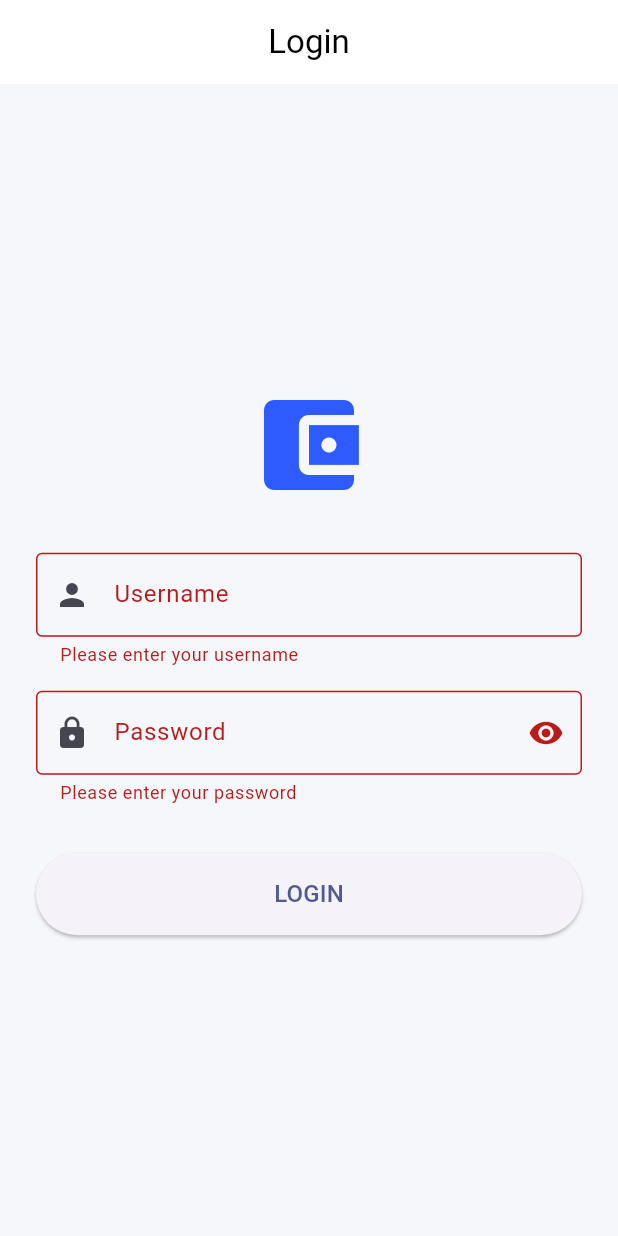
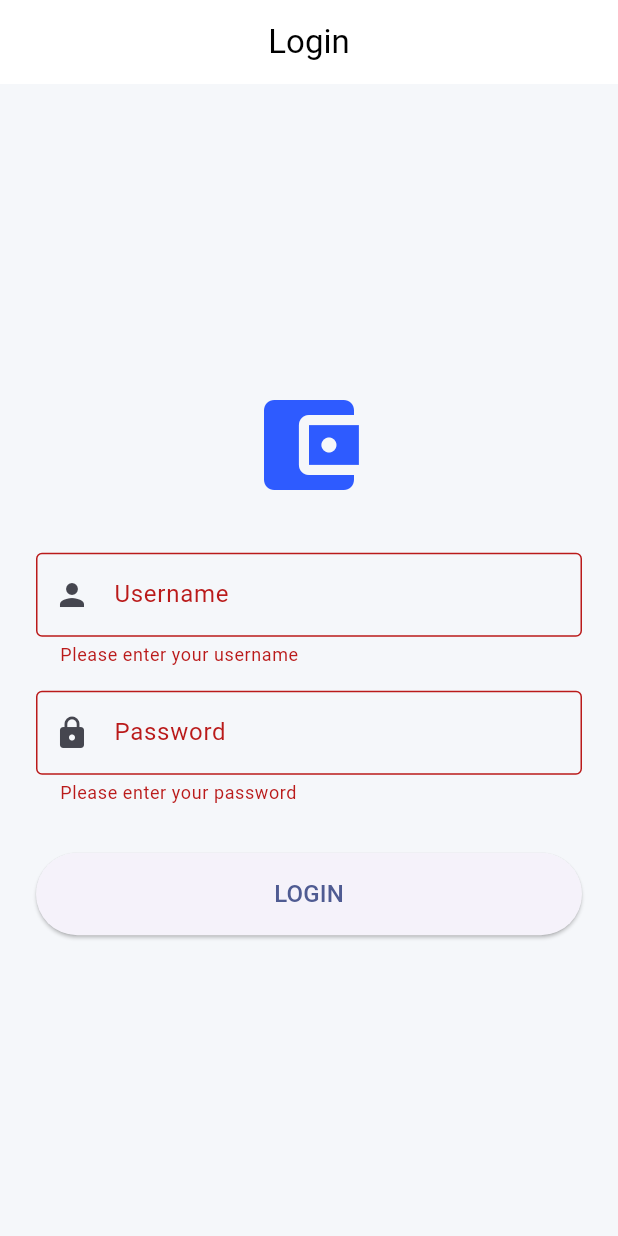
Before and after one commit to ajitrloni27/Rent-tracker, a Flutter app: the screen it shows after launch, after a tap on "LOGIN", on a phone screen of 412 x 824 dp. Run offline on Flutter 3.47's test engine with Material 3 defaults, Android fonts, the phone set to English and light mode, and no system bars; our stand-ins replace csv, file_picker, fl_chart, flutter_riverpod, isar, pdf and 3 more; accounts and stored records are empty; generated files the repository leaves out were written again.

Commit message:
Allow Ajit as username and remove password visibility toggle

```diff
--- a/lib/screens/login_screen.dart
+++ b/lib/screens/login_screen.dart
@@ -17,7 +17,8 @@ class _LoginScreenState extends State<LoginScreen> {
 
   void _login() {
     if (_formKey.currentState!.validate()) {
-      if (_usernameController.text.trim() == 'ajit' && _passwordController.text == 'AjitSapthami45') {
+      final username = _usernameController.text.trim().toLowerCase();
+      if (username == 'ajit' && _passwordController.text == 'AjitSapthami45') {
         Navigator.of(context).pushReplacement(
           MaterialPageRoute(builder: (context) => const MainScreen()),
         );
@@ -75,21 +76,11 @@ class _LoginScreenState extends State<LoginScreen> {
                 const SizedBox(height: 16),
                 TextFormField(
                   controller: _passwordController,
-                  obscureText: _obscurePassword,
-                  decoration: InputDecoration(
+                  obscureText: true,
+                  decoration: const InputDecoration(
                     labelText: 'Password',
-                    border: const OutlineInputBorder(),
-                    prefixIcon: const Icon(Icons.lock),
-                    suffixIcon: IconButton(
-                      icon: Icon(
-                        _obscurePassword ? Icons.visibility : Icons.visibility_off,
-                      ),
-                      onPressed: () {
-                        setState(() {
-                          _obscurePassword = !_obscurePassword;
-                        });
-                      },
-                    ),
+                    border: OutlineInputBorder(),
+                    prefixIcon: Icon(Icons.lock),
                   ),
                   validator: (value) {
                     if (value == null || value.isEmpty) {
```
